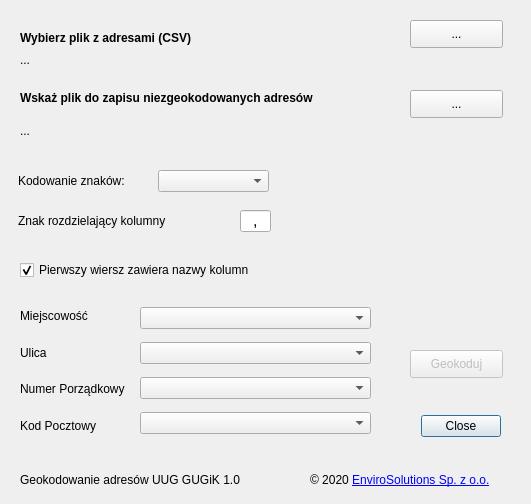
Old version of the form geokodowanie_adresow_dialog_base.ui in the repository envirosolutionspl/geokodowanie_adresow.
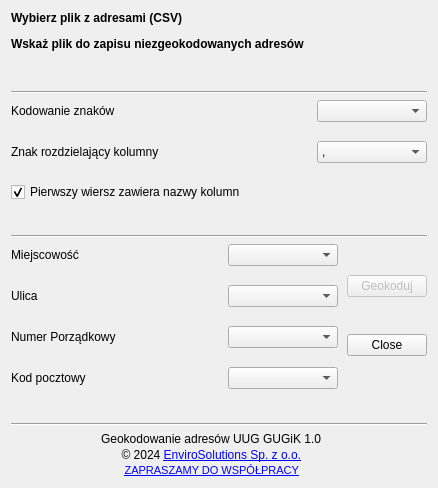
New version of the form. Icons and pictures are not drawn. Custom widgets are drawn as their Qt base class.

What changed in the file:
```diff
--- a/geokodowanie_adresow_dialog_base.ui
+++ b/geokodowanie_adresow_dialog_base.ui
@@ -6,327 +6,661 @@
    <rect>
     <x>0</x>
     <y>0</y>
-    <width>531</width>
-    <height>504</height>
+    <width>438</width>
+    <height>488</height>
    </rect>
   </property>
   <property name="windowTitle">
    <string>Geokodowanie Adresów</string>
   </property>
-  <widget class="QDialogButtonBox" name="button_box">
-   <property name="geometry">
-    <rect>
-     <x>390</x>
-     <y>410</y>
-     <width>111</width>
-     <height>32</height>
-    </rect>
-   </property>
-   <property name="orientation">
-    <enum>Qt::Horizontal</enum>
-   </property>
-   <property name="standardButtons">
-    <set>QDialogButtonBox::Close</set>
-   </property>
-  </widget>
-  <widget class="QLabel" name="label">
-   <property name="geometry">
-    <rect>
-     <x>20</x>
-     <y>30</y>
-     <width>251</width>
-     <height>16</height>
-    </rect>
-   </property>
-   <property name="font">
-    <font>
-     <weight>75</weight>
-     <bold>true</bold>
-    </font>
-   </property>
-   <property name="text">
-    <string>Wybierz plik z adresami (CSV)</string>
-   </property>
-  </widget>
-  <widget class="QPushButton" name="btnInputFile">
-   <property name="geometry">
-    <rect>
-     <x>410</x>
-     <y>20</y>
-     <width>93</width>
-     <height>28</height>
-    </rect>
-   </property>
-   <property name="text">
-    <string>...</string>
-   </property>
-  </widget>
-  <widget class="QLabel" name="lblInputFile">
-   <property name="geometry">
-    <rect>
-     <x>20</x>
-     <y>50</y>
-     <width>531</width>
-     <height>20</height>
-    </rect>
-   </property>
-   <property name="text">
-    <string>...</string>
-   </property>
-  </widget>
-  <widget class="QLabel" name="label_2">
-   <property name="geometry">
-    <rect>
-     <x>20</x>
-     <y>90</y>
-     <width>381</width>
-     <height>16</height>
-    </rect>
-   </property>
-   <property name="font">
-    <font>
-     <weight>75</weight>
-     <bold>true</bold>
-    </font>
-   </property>
-   <property name="text">
-    <string>Wskaż plik do zapisu niezgeokodowanych adresów</string>
-   </property>
-  </widget>
-  <widget class="QPushButton" name="btnOutputFile">
-   <property name="geometry">
-    <rect>
-     <x>410</x>
-     <y>90</y>
-     <width>93</width>
-     <height>28</height>
-    </rect>
-   </property>
-   <property name="text">
-    <string>...</string>
-   </property>
-  </widget>
-  <widget class="QLabel" name="lblOutputFile">
-   <property name="geometry">
-    <rect>
-     <x>20</x>
-     <y>120</y>
-     <width>531</width>
-     <height>21</height>
-    </rect>
-   </property>
-   <property name="text">
-    <string>...</string>
-   </property>
-  </widget>
-  <widget class="QPushButton" name="btnGeokoduj">
-   <property name="enabled">
-    <bool>false</bool>
-   </property>
-   <property name="geometry">
-    <rect>
-     <x>410</x>
-     <y>350</y>
-     <width>93</width>
-     <height>28</height>
-    </rect>
-   </property>
-   <property name="text">
-    <string>Geokoduj</string>
-   </property>
-  </widget>
-  <widget class="QWidget" name="layoutWidget">
-   <property name="geometry">
-    <rect>
-     <x>140</x>
-     <y>300</y>
-     <width>231</width>
-     <height>141</height>
-    </rect>
-   </property>
-   <layout class="QVBoxLayout" name="verticalLayout">
-    <item>
-     <widget class="QComboBox" name="cbxMiejscowosc"/>
-    </item>
-    <item>
-     <widget class="QComboBox" name="cbxUlica"/>
-    </item>
-    <item>
-     <widget class="QComboBox" name="cbxNumer"/>
-    </item>
-    <item>
-     <widget class="QComboBox" name="cbxKod"/>
-    </item>
-   </layout>
-  </widget>
-  <widget class="QWidget" name="layoutWidget">
-   <property name="geometry">
-    <rect>
-     <x>20</x>
-     <y>300</y>
-     <width>121</width>
-     <height>141</height>
-    </rect>
-   </property>
-   <layout class="QVBoxLayout" name="verticalLayout_2">
-    <item>
-     <widget class="QLabel" name="label_3">
-      <property name="text">
-       <string>Miejscowość</string>
-      </property>
-     </widget>
-    </item>
-    <item>
-     <widget class="QLabel" name="label_4">
-      <property name="text">
-       <string>Ulica</string>
-      </property>
-     </widget>
-    </item>
-    <item>
-     <widget class="QLabel" name="label_5">
-      <property name="text">
-       <string>Numer Porządkowy</string>
-      </property>
-     </widget>
-    </item>
-    <item>
-     <widget class="QLabel" name="label_6">
-      <property name="text">
-       <string>Kod Pocztowy</string>
-      </property>
-     </widget>
-    </item>
-   </layout>
-  </widget>
-  <widget class="QLabel" name="lbl_pluginVersion">
-   <property name="geometry">
-    <rect>
-     <x>20</x>
-     <y>470</y>
-     <width>241</width>
-     <height>20</height>
-    </rect>
-   </property>
-   <property name="text">
-    <string>Geokodowanie adresów UUG GUGiK 1.0</string>
-   </property>
-  </widget>
-  <widget class="QLabel" name="lbl_copyrights">
-   <property name="geometry">
-    <rect>
-     <x>310</x>
-     <y>470</y>
-     <width>201</width>
-     <height>20</height>
-    </rect>
-   </property>
-   <property name="text">
-    <string>© 2020 &lt;a href=&quot;http://www.envirosolutions.pl/&quot;&gt;EnviroSolutions Sp. z o.o.&lt;/a&gt;</string>
-   </property>
-   <property name="textFormat">
-    <enum>Qt::RichText</enum>
-   </property>
-   <property name="openExternalLinks">
-    <bool>true</bool>
-   </property>
-   <property name="textInteractionFlags">
-    <set>Qt::TextBrowserInteraction</set>
-   </property>
-  </widget>
-  <widget class="QLabel" name="img_main">
-   <property name="geometry">
-    <rect>
-     <x>400</x>
-     <y>150</y>
-     <width>121</width>
-     <height>111</height>
-    </rect>
-   </property>
-   <property name="text">
-    <string/>
-   </property>
-   <property name="pixmap">
-    <pixmap>images/icon_uug.png</pixmap>
-   </property>
-   <property name="scaledContents">
-    <bool>true</bool>
-   </property>
-  </widget>
-  <widget class="QCheckBox" name="cbxFirstRow">
-   <property name="geometry">
-    <rect>
-     <x>20</x>
-     <y>260</y>
-     <width>331</width>
-     <height>20</height>
-    </rect>
-   </property>
-   <property name="text">
-    <string>Pierwszy wiersz zawiera nazwy kolumn</string>
-   </property>
-   <property name="checked">
-    <bool>true</bool>
-   </property>
-  </widget>
-  <widget class="QLabel" name="lblEncoding">
-   <property name="geometry">
-    <rect>
-     <x>18</x>
-     <y>170</y>
-     <width>121</width>
-     <height>21</height>
-    </rect>
-   </property>
-   <property name="text">
-    <string>Kodowanie znaków:</string>
-   </property>
-  </widget>
-  <widget class="QComboBox" name="cbxEncoding">
-   <property name="geometry">
-    <rect>
-     <x>158</x>
-     <y>170</y>
-     <width>111</width>
-     <height>22</height>
-    </rect>
-   </property>
-  </widget>
-  <widget class="QLabel" name="label_7">
-   <property name="geometry">
-    <rect>
-     <x>18</x>
-     <y>210</y>
-     <width>181</width>
-     <height>21</height>
-    </rect>
-   </property>
-   <property name="text">
-    <string>Znak rozdzielający kolumny</string>
-   </property>
-  </widget>
-  <widget class="QLineEdit" name="led_symbol">
-   <property name="geometry">
-    <rect>
-     <x>240</x>
-     <y>210</y>
-     <width>31</width>
-     <height>22</height>
-    </rect>
-   </property>
-   <property name="font">
-    <font>
-     <pointsize>12</pointsize>
-    </font>
-   </property>
-   <property name="text">
-    <string>,</string>
-   </property>
-   <property name="alignment">
-    <set>Qt::AlignBottom|Qt::AlignHCenter</set>
-   </property>
-  </widget>
+  <property name="windowIcon">
+   <iconset>
+    <normaloff>images/icon_uug.png</normaloff>images/icon_uug.png</iconset>
+  </property>
+  <property name="modal">
+   <bool>false</bool>
+  </property>
+  <layout class="QGridLayout" name="gridLayout">
+   <item row="6" column="0">
+    <layout class="QHBoxLayout" name="horizontalLayout_11">
+     <item>
+      <layout class="QVBoxLayout" name="verticalLayout">
+       <item>
+        <layout class="QHBoxLayout" name="horizontalLayout_3">
+         <item>
+          <widget class="QLabel" name="lblEncoding">
+           <property name="text">
+            <string>Kodowanie znaków</string>
+           </property>
+          </widget>
+         </item>
+         <item>
+          <spacer name="horizontalSpacer_2">
+           <property name="orientation">
+            <enum>Qt::Horizontal</enum>
+           </property>
+           <property name="sizeHint" stdset="0">
+            <size>
+             <width>40</width>
+             <height>20</height>
+            </size>
+           </property>
+          </spacer>
+         </item>
+         <item>
+          <widget class="QComboBox" name="cbxEncoding">
+           <property name="sizePolicy">
+            <sizepolicy hsizetype="Fixed" vsizetype="Fixed">
+             <horstretch>0</horstretch>
+             <verstretch>0</verstretch>
+            </sizepolicy>
+           </property>
+           <property name="minimumSize">
+            <size>
+             <width>110</width>
+             <height>0</height>
+            </size>
+           </property>
+          </widget>
+         </item>
+        </layout>
+       </item>
+       <item>
+        <spacer name="verticalSpacer">
+         <property name="orientation">
+          <enum>Qt::Vertical</enum>
+         </property>
+         <property name="sizeHint" stdset="0">
+          <size>
+           <width>20</width>
+           <height>13</height>
+          </size>
+         </property>
+        </spacer>
+       </item>
+       <item>
+        <layout class="QHBoxLayout" name="horizontalLayout_4">
+         <item>
+          <widget class="QLabel" name="label_7">
+           <property name="text">
+            <string>Znak rozdzielający kolumny</string>
+           </property>
+          </widget>
+         </item>
+         <item>
+          <spacer name="horizontalSpacer_3">
+           <property name="orientation">
+            <enum>Qt::Horizontal</enum>
+           </property>
+           <property name="sizeHint" stdset="0">
+            <size>
+             <width>40</width>
+             <height>20</height>
+            </size>
+           </property>
+          </spacer>
+         </item>
+         <item>
+          <widget class="QComboBox" name="cbxDelimiter">
+           <property name="sizePolicy">
+            <sizepolicy hsizetype="Fixed" vsizetype="Fixed">
+             <horstretch>0</horstretch>
+             <verstretch>0</verstretch>
+            </sizepolicy>
+           </property>
+           <property name="minimumSize">
+            <size>
+             <width>110</width>
+             <height>0</height>
+            </size>
+           </property>
+           <property name="layoutDirection">
+            <enum>Qt::LeftToRight</enum>
+           </property>
+           <item>
+            <property name="text">
+             <string>,</string>
+            </property>
+           </item>
+           <item>
+            <property name="text">
+             <string>;</string>
+            </property>
+           </item>
+           <item>
+            <property name="text">
+             <string>Spacja</string>
+            </property>
+           </item>
+           <item>
+            <property name="text">
+             <string>|</string>
+            </property>
+           </item>
+           <item>
+            <property name="text">
+             <string>:</string>
+            </property>
+           </item>
+          </widget>
+         </item>
+        </layout>
+       </item>
+       <item>
+        <spacer name="verticalSpacer_2">
+         <property name="orientation">
+          <enum>Qt::Vertical</enum>
+         </property>
+         <property name="sizeHint" stdset="0">
+          <size>
+           <width>20</width>
+           <height>13</height>
+          </size>
+         </property>
+        </spacer>
+       </item>
+       <item>
+        <widget class="QCheckBox" name="cbxFirstRow">
+         <property name="text">
+          <string>Pierwszy wiersz zawiera nazwy kolumn</string>
+         </property>
+         <property name="checked">
+          <bool>true</bool>
+         </property>
+        </widget>
+       </item>
+      </layout>
+     </item>
+    </layout>
+   </item>
+   <item row="9" column="0">
+    <layout class="QHBoxLayout" name="horizontalLayout_5">
+     <item>
+      <layout class="QVBoxLayout" name="verticalLayout_2">
+       <item>
+        <layout class="QHBoxLayout" name="horizontalLayout_6">
+         <item>
+          <widget class="QLabel" name="label_3">
+           <property name="text">
+            <string>Miejscowość</string>
+           </property>
+          </widget>
+         </item>
+         <item>
+          <spacer name="horizontalSpacer_4">
+           <property name="orientation">
+            <enum>Qt::Horizontal</enum>
+           </property>
+           <property name="sizeHint" stdset="0">
+            <size>
+             <width>40</width>
+             <height>20</height>
+            </size>
+           </property>
+          </spacer>
+         </item>
+         <item>
+          <widget class="QComboBox" name="cbxMiejscowosc">
+           <property name="minimumSize">
+            <size>
+             <width>110</width>
+             <height>0</height>
+            </size>
+           </property>
+          </widget>
+         </item>
+        </layout>
+       </item>
+       <item>
+        <spacer name="verticalSpacer_3">
+         <property name="orientation">
+          <enum>Qt::Vertical</enum>
+         </property>
+         <property name="sizeHint" stdset="0">
+          <size>
+           <width>327</width>
+           <height>13</height>
+          </size>
+         </property>
+        </spacer>
+       </item>
+       <item>
+        <layout class="QHBoxLayout" name="horizontalLayout_7">
+         <item>
+          <widget class="QLabel" name="label_4">
+           <property name="text">
+            <string>Ulica</string>
+           </property>
+          </widget>
+         </item>
+         <item>
+          <spacer name="horizontalSpacer_5">
+           <property name="orientation">
+            <enum>Qt::Horizontal</enum>
+           </property>
+           <property name="sizeHint" stdset="0">
+            <size>
+             <width>40</width>
+             <height>20</height>
+            </size>
+           </property>
+          </spacer>
+         </item>
+         <item>
+          <widget class="QComboBox" name="cbxUlica">
+           <property name="minimumSize">
+            <size>
+             <width>110</width>
+             <height>0</height>
+            </size>
+           </property>
+          </widget>
+         </item>
+        </layout>
+       </item>
+       <item>
+        <spacer name="verticalSpacer_4">
+         <property name="orientation">
+          <enum>Qt::Vertical</enum>
+         </property>
+         <property name="sizeHint" stdset="0">
+          <size>
+           <width>327</width>
+           <height>13</height>
+          </size>
+         </property>
+        </spacer>
+       </item>
+       <item>
+        <layout class="QHBoxLayout" name="horizontalLayout_8">
+         <item>
+          <widget class="QLabel" name="label_5">
+           <property name="text">
+            <string>Numer Porządkowy</string>
+           </property>
+          </widget>
+         </item>
+         <item>
+          <spacer name="horizontalSpacer_6">
+           <property name="orientation">
+            <enum>Qt::Horizontal</enum>
+           </property>
+           <property name="sizeHint" stdset="0">
+            <size>
+             <width>40</width>
+             <height>20</height>
+            </size>
+           </property>
+          </spacer>
+         </item>
+         <item>
+          <widget class="QComboBox" name="cbxNumer">
+           <property name="minimumSize">
+            <size>
+             <width>110</width>
+             <height>0</height>
+            </size>
+           </property>
+          </widget>
+         </item>
+        </layout>
+       </item>
+       <item>
+        <spacer name="verticalSpacer_5">
+         <property name="orientation">
+          <enum>Qt::Vertical</enum>
+         </property>
+         <property name="sizeHint" stdset="0">
+          <size>
+           <width>327</width>
+           <height>13</height>
+          </size>
+         </property>
+        </spacer>
+       </item>
+       <item>
+        <layout class="QHBoxLayout" name="horizontalLayout_9">
+         <item>
+          <widget class="QLabel" name="label_8">
+           <property name="text">
+            <string>Kod pocztowy</string>
+           </property>
+          </widget>
+         </item>
+         <item>
+          <spacer name="horizontalSpacer_7">
+           <property name="orientation">
+            <enum>Qt::Horizontal</enum>
+           </property>
+           <property name="sizeHint" stdset="0">
+            <size>
+             <width>40</width>
+             <height>20</height>
+            </size>
+           </property>
+          </spacer>
+         </item>
+         <item>
+          <widget class="QComboBox" name="cbxKod">
+           <property name="minimumSize">
+            <size>
+             <width>110</width>
+             <height>0</height>
+            </size>
+           </property>
+          </widget>
+         </item>
+        </layout>
+       </item>
+      </layout>
+     </item>
+     <item>
+      <spacer name="horizontalSpacer">
+       <property name="orientation">
+        <enum>Qt::Horizontal</enum>
+       </property>
+       <property name="sizeHint" stdset="0">
+        <size>
+         <width>40</width>
+         <height>20</height>
+        </size>
+       </property>
+      </spacer>
+     </item>
+     <item>
+      <layout class="QVBoxLayout" name="verticalLayout_4">
+       <item>
+        <widget class="QPushButton" name="btnGeokoduj">
+         <property name="enabled">
+          <bool>false</bool>
+         </property>
+         <property name="text">
+          <string>Geokoduj</string>
+         </property>
+        </widget>
+       </item>
+       <item>
+        <widget class="QDialogButtonBox" name="button_box">
+         <property name="sizePolicy">
+          <sizepolicy hsizetype="Minimum" vsizetype="Fixed">
+           <horstretch>0</horstretch>
+           <verstretch>0</verstretch>
+          </sizepolicy>
+         </property>
+         <property name="focusPolicy">
+          <enum>Qt::StrongFocus</enum>
+         </property>
+         <property name="orientation">
+          <enum>Qt::Vertical</enum>
+         </property>
+         <property name="standardButtons">
+          <set>QDialogButtonBox::Close</set>
+         </property>
+         <property name="centerButtons">
+          <bool>true</bool>
+         </property>
+        </widget>
+       </item>
+      </layout>
+     </item>
+    </layout>
+   </item>
+   <item row="3" column="0">
+    <layout class="QHBoxLayout" name="horizontalLayout_2">
+     <item>
+      <widget class="QgsFileWidget" name="qfwOutputFile">
+       <property name="storageMode">
+        <enum>QgsFileWidget::SaveFile</enum>
+       </property>
+      </widget>
+     </item>
+    </layout>
+   </item>
+   <item row="2" column="0">
+    <widget class="QLabel" name="label_2">
+     <property name="font">
+      <font>
+       <weight>75</weight>
+       <bold>true</bold>
+      </font>
+     </property>
+     <property name="text">
+      <string>Wskaż plik do zapisu niezgeokodowanych adresów</string>
+     </property>
+    </widget>
+   </item>
+   <item row="0" column="0">
+    <widget class="QLabel" name="label">
+     <property name="font">
+      <font>
+       <weight>75</weight>
+       <bold>true</bold>
+      </font>
+     </property>
+     <property name="text">
+      <string>Wybierz plik z adresami (CSV)</string>
+     </property>
+    </widget>
+   </item>
+   <item row="7" column="0">
+    <spacer name="verticalSpacer_7">
+     <property name="orientation">
+      <enum>Qt::Vertical</enum>
+     </property>
+     <property name="sizeHint" stdset="0">
+      <size>
+       <width>20</width>
+       <height>1</height>
+      </size>
+     </property>
+    </spacer>
+   </item>
+   <item row="4" column="0">
+    <spacer name="verticalSpacer_6">
+     <property name="orientation">
+      <enum>Qt::Vertical</enum>
+     </property>
+     <property name="sizeHint" stdset="0">
+      <size>
+       <width>20</width>
+       <height>1</height>
+      </size>
+     </property>
+    </spacer>
+   </item>
+   <item row="8" column="0">
+    <widget class="Line" name="line_2">
+     <property name="orientation">
+      <enum>Qt::Horizontal</enum>
+     </property>
+    </widget>
+   </item>
+   <item row="11" column="0">
+    <widget class="Line" name="line">
+     <property name="orientation">
+      <enum>Qt::Horizontal</enum>
+     </property>
+    </widget>
+   </item>
+   <item row="1" column="0">
+    <layout class="QHBoxLayout" name="horizontalLayout">
+     <item>
+      <widget class="QgsFileWidget" name="qfwInputFile"/>
+     </item>
+    </layout>
+   </item>
+   <item row="12" column="0">
+    <layout class="QHBoxLayout" name="horizontalLayout_10">
+     <property name="spacing">
+      <number>0</number>
+     </property>
+     <item>
+      <widget class="QLabel" name="img_main">
+       <property name="sizePolicy">
+        <sizepolicy hsizetype="Fixed" vsizetype="Fixed">
+         <horstretch>0</horstretch>
+         <verstretch>0</verstretch>
+        </sizepolicy>
+       </property>
+       <property name="maximumSize">
+        <size>
+         <width>55</width>
+         <height>55</height>
+        </size>
+       </property>
+       <property name="frameShadow">
+        <enum>QFrame::Sunken</enum>
+       </property>
+       <property name="lineWidth">
+        <number>3</number>
+       </property>
+       <property name="midLineWidth">
+        <number>20</number>
+       </property>
+       <property name="text">
+        <string/>
+       </property>
+       <property name="textFormat">
+        <enum>Qt::PlainText</enum>
+       </property>
+       <property name="pixmap">
+        <pixmap>images/icon_uug.png</pixmap>
+       </property>
+       <property name="scaledContents">
+        <bool>true</bool>
+       </property>
+       <property name="margin">
+        <number>0</number>
+       </property>
+      </widget>
+     </item>
+     <item>
+      <layout class="QVBoxLayout" name="verticalLayout_3">
+       <property name="spacing">
+        <number>2</number>
+       </property>
+       <item alignment="Qt::AlignHCenter">
+        <widget class="QLabel" name="lbl_pluginVersion">
+         <property name="text">
+          <string>Geokodowanie adresów UUG GUGiK 1.0</string>
+         </property>
+         <property name="alignment">
+          <set>Qt::AlignRight|Qt::AlignTrailing|Qt::AlignVCenter</set>
+         </property>
+        </widget>
+       </item>
+       <item alignment="Qt::AlignHCenter|Qt::AlignVCenter">
+        <widget class="QLabel" name="lbl_copyrights">
+         <property name="text">
+          <string>© 2024 &lt;a href=&quot;http://www.envirosolutions.pl/&quot;&gt;EnviroSolutions Sp. z o.o.&lt;/a&gt;</string>
+         </property>
+         <property name="textFormat">
+          <enum>Qt::RichText</enum>
+         </property>
+         <property name="alignment">
+          <set>Qt::AlignRight|Qt::AlignTrailing|Qt::AlignVCenter</set>
+         </property>
+         <property name="openExternalLinks">
+          <bool>true</bool>
+         </property>
+         <property name="textInteractionFlags">
+          <set>Qt::TextBrowserInteraction</set>
+         </property>
+        </widget>
+       </item>
+       <item alignment="Qt::AlignHCenter|Qt::AlignVCenter">
+        <widget class="QLabel" name="lbl_email_2">
+         <property name="font">
+          <font>
+           <pointsize>8</pointsize>
+          </font>
+         </property>
+         <property name="text">
+          <string>&lt;html&gt;&lt;head/&gt;&lt;body&gt;&lt;p&gt;&lt;a href=&quot;mailto:office@envirosolutions.pl&quot;&gt;&lt;span style=&quot; text-decoration: underline; color:#0000ff;&quot;&gt;ZAPRASZAMY DO WSPÓŁPRACY&lt;/span&gt;&lt;/a&gt;&lt;/p&gt;&lt;/body&gt;&lt;/html&gt;</string>
+         </property>
+         <property name="textFormat">
+          <enum>Qt::RichText</enum>
+         </property>
+         <property name="alignment">
+          <set>Qt::AlignRight|Qt::AlignTrailing|Qt::AlignVCenter</set>
+         </property>
+         <property name="openExternalLinks">
+          <bool>true</bool>
+         </property>
+         <property name="textInteractionFlags">
+          <set>Qt::TextBrowserInteraction</set>
+         </property>
+        </widget>
+       </item>
+      </layout>
+     </item>
+     <item>
+      <widget class="QLabel" name="label_6">
+       <property name="sizePolicy">
+        <sizepolicy hsizetype="Maximum" vsizetype="Minimum">
+         <horstretch>0</horstretch>
+         <verstretch>0</verstretch>
+        </sizepolicy>
+       </property>
+       <property name="maximumSize">
+        <size>
+         <width>70</width>
+         <height>70</height>
+        </size>
+       </property>
+       <property name="font">
+        <font>
+         <pointsize>19</pointsize>
+        </font>
+       </property>
+       <property name="mouseTracking">
+        <bool>true</bool>
+       </property>
+       <property name="text">
+        <string/>
+       </property>
+       <property name="pixmap">
+        <pixmap>images/envirosolutions.png</pixmap>
+       </property>
+       <property name="scaledContents">
+        <bool>true</bool>
+       </property>
+       <property name="margin">
+        <number>0</number>
+       </property>
+      </widget>
+     </item>
+    </layout>
+   </item>
+   <item row="10" column="0">
+    <spacer name="verticalSpacer_8">
+     <property name="orientation">
+      <enum>Qt::Vertical</enum>
+     </property>
+     <property name="sizeHint" stdset="0">
+      <size>
+       <width>20</width>
+       <height>1</height>
+      </size>
+     </property>
+    </spacer>
+   </item>
+   <item row="5" column="0">
+    <widget class="Line" name="line_3">
+     <property name="orientation">
+      <enum>Qt::Horizontal</enum>
+     </property>
+    </widget>
+   </item>
+  </layout>
  </widget>
+ <customwidgets>
+  <customwidget>
+   <class>QgsFileWidget</class>
+   <extends>QWidget</extends>
+   <header>qgsfilewidget.h</header>
+  </customwidget>
+ </customwidgets>
  <resources/>
  <connections>
   <connection>
```
